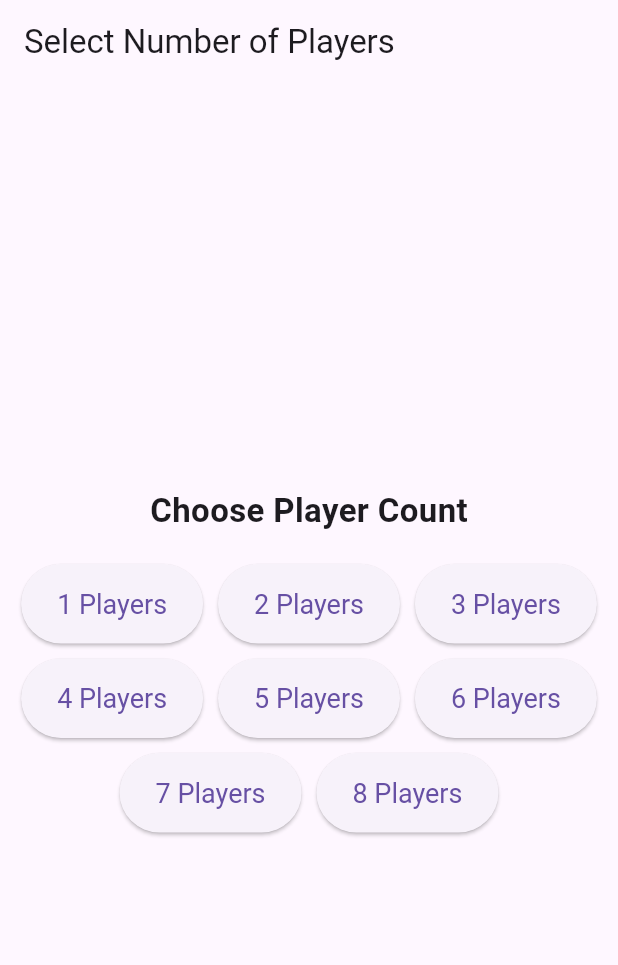
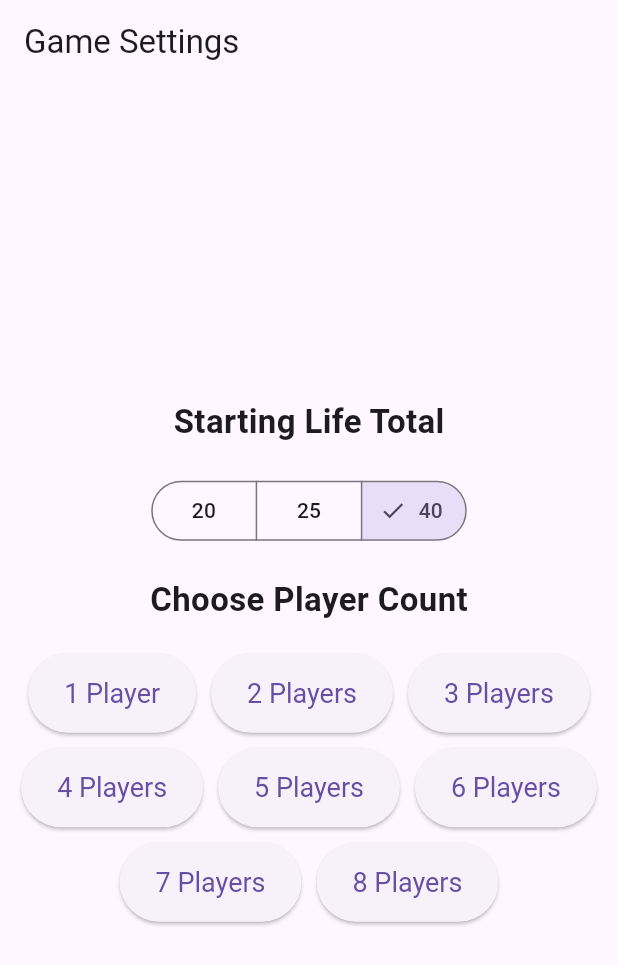
Before and after one commit to williamh890/mtg_life_counter, a Flutter app: the screen it shows after launch, on a phone screen of 412 x 824 dp. Shown: the top 965 px of the screen. Run offline on Flutter 3.47's test engine with Material 3 defaults, Android fonts, the phone set to English and light mode, and no system bars; our stand-ins replace flutter_bloc.

Commit message:
Starting player life total

```diff
--- a/lib/life_counter/blocs/players_bloc.dart
+++ b/lib/life_counter/blocs/players_bloc.dart
@@ -37,6 +37,12 @@ class Player {
 
 abstract class PlayerEvent {}
 
+class SetStartingLife extends PlayerEvent {
+  final int startingLife;
+
+  SetStartingLife(this.startingLife);
+}
+
 class ResetPlayers extends PlayerEvent {
   final int playerCount;
 
@@ -66,21 +72,30 @@ class LifelinkDamagePlayer extends PlayerEvent {
 }
 
 class PlayersState {
+  final int startingLife;
   final Map<int, Player> players;
-  PlayersState(this.players);
 
-  PlayersState copyWith({Map<int, Player>? players}) =>
-      PlayersState(players ?? this.players);
+  PlayersState(this.startingLife, this.players);
+
+  PlayersState copyWith({int? startingLife, Map<int, Player>? players}) =>
+      PlayersState(startingLife ?? this.startingLife, players ?? this.players);
 }
 
 class PlayersBloc extends Bloc<PlayerEvent, PlayersState> {
-  PlayersBloc({required int playerCount})
-    : super(PlayersState(_generatePlayers(playerCount))) {
+  PlayersBloc({required startingLife, required int playerCount})
+    : super(
+        PlayersState(startingLife, _generatePlayers(playerCount, startingLife)),
+      ) {
     on<ResetPlayers>((event, emit) {
-      final players = _generatePlayers(event.playerCount);
+      final players = _generatePlayers(event.playerCount, state.startingLife);
 
       emit(state.copyWith(players: players));
     });
+
+    on<SetStartingLife>((event, emit) {
+      emit(state.copyWith(startingLife: event.startingLife));
+    });
+
     on<DamagePlayer>((event, emit) {
       final players = Map<int, Player>.from(state.players)
         ..update(event.targetId, (player) {
@@ -91,6 +106,7 @@ class PlayersBloc extends Bloc<PlayerEvent, PlayersState> {
 
       emit(state.copyWith(players: players));
     });
+
     on<HealPlayer>((event, emit) {
       final players = Map<int, Player>.from(state.players)
         ..update(
@@ -100,6 +116,7 @@ class PlayersBloc extends Bloc<PlayerEvent, PlayersState> {
 
       emit(state.copyWith(players: players));
     });
+
     on<LifelinkDamagePlayer>((event, emit) {
       final players = Map<int, Player>.from(state.players)
         ..update(event.targetId, (player) {
@@ -116,8 +133,9 @@ class PlayersBloc extends Bloc<PlayerEvent, PlayersState> {
     });
   }
 
-  static Map<int, Player> _generatePlayers(int playerCount) => List.generate(
-    playerCount,
-    (i) => Player(id: i, name: 'Player ${i + 1}', life: 40),
-  ).fold<Map<int, Player>>({}, (map, player) => map..[player.id] = player);
+  static Map<int, Player> _generatePlayers(int playerCount, int startingLife) =>
+      List.generate(
+        playerCount,
+        (i) => Player(id: i, name: 'Player ${i + 1}', life: startingLife),
+      ).fold<Map<int, Player>>({}, (map, player) => map..[player.id] = player);
 }
--- a/lib/main.dart
+++ b/lib/main.dart
@@ -14,7 +14,7 @@ class MyApp extends StatelessWidget {
   @override
   Widget build(BuildContext context) {
     return BlocProvider(
-      create: (_) => PlayersBloc(playerCount: 0),
+      create: (_) => PlayersBloc(startingLife: 40, playerCount: 0),
       child: MaterialApp(
         debugShowCheckedModeBanner: false,
         onGenerateRoute: _appRouter.onGenerateRoute,
--- a/lib/player_setup/player_setup_page.dart
+++ b/lib/player_setup/player_setup_page.dart
@@ -8,11 +8,20 @@ class PlayerSetupPage extends StatelessWidget {
   @override
   Widget build(BuildContext context) {
     return Scaffold(
-      appBar: AppBar(title: const Text('Select Number of Players')),
+      appBar: AppBar(title: const Text('Game Settings')),
       body: Center(
         child: Column(
           mainAxisAlignment: MainAxisAlignment.center,
           children: [
+            const Text(
+              'Starting Life Total',
+              style: TextStyle(fontSize: 22, fontWeight: FontWeight.bold),
+            ),
+            const SizedBox(height: 20),
+            BlocBuilder<PlayersBloc, PlayersState>(
+              builder: (context, state) => _startingLifeSelector(context),
+            ),
+            const SizedBox(height: 20),
             const Text(
               'Choose Player Count',
               style: TextStyle(fontSize: 22, fontWeight: FontWeight.bold),
@@ -37,7 +46,7 @@ class PlayerSetupPage extends StatelessWidget {
                     bloc.add(ResetPlayers(count));
                     Navigator.pushNamed(context, '/life_counter');
                   },
-                  child: Text('$count Players'),
+                  child: Text('$count Player${count == 1 ? '' : 's'}'),
                 );
               }),
             ),
@@ -46,4 +55,23 @@ class PlayerSetupPage extends StatelessWidget {
       ),
     );
   }
+
+  Widget _startingLifeSelector(BuildContext context) {
+    final bloc = context.read<PlayersBloc>();
+    final startingLifes = [20, 25, 40];
+
+    return SegmentedButton<int>(
+      segments: startingLifes.map((startingLife) {
+        return ButtonSegment<int>(
+          value: startingLife,
+          label: Text('$startingLife'),
+        );
+      }).toList(),
+      selected: <int>{bloc.state.startingLife},
+      onSelectionChanged: (Set<int> newSelection) {
+        final startingLife = newSelection.first;
+        bloc.add(SetStartingLife(startingLife));
+      },
+    );
+  }
 }
```
